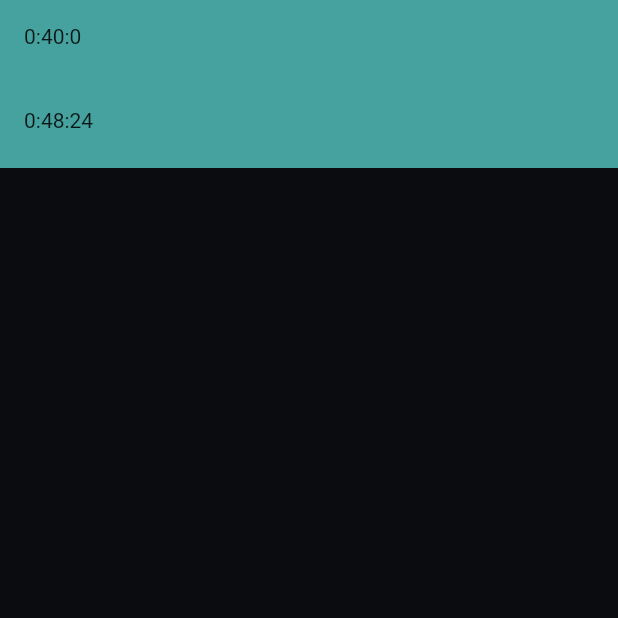
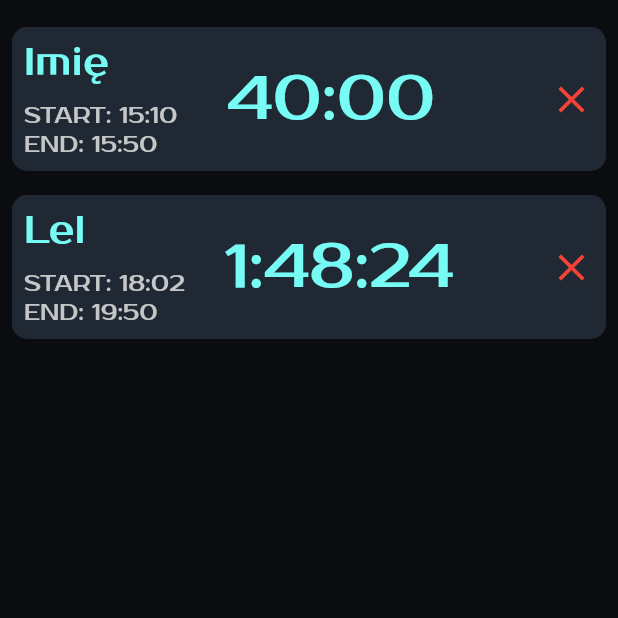
Before and after one commit to Tragikomedia/reminder_app, a Flutter app: the screen it shows after launch, on a phone screen of 412 x 824 dp, the top half of it. Run offline on Flutter 3.47's test engine with Material 2 defaults, Android fonts, the phone set to English and light mode, and no system bars.

Commit message:
Improved the list tile styling.

```diff
--- a/lib/main.dart
+++ b/lib/main.dart
@@ -10,6 +10,9 @@ class MyApp extends StatelessWidget {
   Widget build(BuildContext context) {
     return MaterialApp(
       title: 'Flutter Demo',
+      theme: ThemeData(
+        fontFamily: "ProstoOne"
+      ),
       home: LandingView(),
     );
   }
--- a/lib/utilities/colors.dart
+++ b/lib/utilities/colors.dart
@@ -3,5 +3,5 @@ import 'dart:ui';
 const Color darkerColor = Color(0xFF0B0C10);
 const Color darkColor = Color(0xFF1F2833);
 const Color secondaryColor = Color(0xFFC5C6C7);
-const Color primaryColor = Color(0xFF66FCF1);
+const Color primaryColor = Color(0xFF77FCF5);
 const Color borderColor = Color(0xFF45A29E);
--- /dev/null
+++ b/lib/utilities/enums.dart
@@ -0,0 +1 @@
+enum TimeDiv {hour, minute, second}
--- /dev/null
+++ b/lib/widgets/discard_button.dart
@@ -0,0 +1,19 @@
+import 'package:flutter/material.dart';
+import 'package:reminder_app/utilities/colors.dart';
+
+class DiscardButton extends StatelessWidget {
+  final bool isDone;
+
+  DiscardButton(
+  {@required this.isDone}
+      );
+
+  @override
+  Widget build(BuildContext context) {
+    return Icon(
+      Icons.clear,
+      size: 30.0,
+      color: isDone ? borderColor : Colors.red,
+    );
+  }
+}
--- /dev/null
+++ b/lib/widgets/my_text.dart
@@ -0,0 +1,22 @@
+import 'package:flutter/material.dart';
+import 'package:reminder_app/utilities/colors.dart';
+
+class MyText extends StatelessWidget {
+  final String text;
+  final Color color;
+  final double size;
+
+  MyText({@required this.text, this.color=secondaryColor, this.size=12});
+
+  @override
+  Widget build(BuildContext context) {
+    return Text(
+      text,
+      softWrap: false,
+      style: TextStyle(
+        color: color,
+        fontSize: size,
+      ),
+    );
+  }
+}
--- a/lib/widgets/task_list.dart
+++ b/lib/widgets/task_list.dart
@@ -18,13 +18,17 @@ class _TaskListState extends State<TaskList> {
         name: 'Lel',
         number: 1,
         start: DateTime(2020, 10, 23, 18, 2),
-        end: DateTime(2020, 10, 23, 18, 50, 24))
+        end: DateTime(2020, 10, 23, 19, 50, 24))
   ];
 
   @override
   Widget build(BuildContext context) {
     return ListView.builder(
+      padding: const EdgeInsets.symmetric(vertical: 10.0),
         itemCount: testList.length,
-        itemBuilder: (context, index) => TaskTile(task: testList[index]));
+        itemBuilder: (context, index) => Padding(
+          padding: const EdgeInsets.all(8.0),
+          child: TaskTile(task: testList[index]),
+        ));
   }
 }
--- a/lib/widgets/task_tile.dart
+++ b/lib/widgets/task_tile.dart
@@ -3,6 +3,9 @@ import 'dart:async';
 import 'package:flutter/material.dart';
 import 'package:reminder_app/models/task.dart';
 import 'package:reminder_app/utilities/colors.dart';
+import 'package:reminder_app/utilities/enums.dart';
+import 'package:reminder_app/widgets/discard_button.dart';
+import 'package:reminder_app/widgets/my_text.dart';
 
 class TaskTile extends StatefulWidget {
   final Task task;
@@ -16,29 +19,50 @@ class TaskTile extends StatefulWidget {
 class _TaskTileState extends State<TaskTile> {
   Duration _duration;
   int _timeInSec;
+  bool _isDone = false;
   String _timeToBeShown;
   Timer _timerToStart;
+  Timer _generalTimer;
   Timer _updatingTimer;
 
   _startActualTimers() {
     _updatingTimer = Timer.periodic(Duration(seconds: 1), (timer) {
+      if (mounted) {
+        setState(() {
+          _timeToBeShown = _convertTickToText(timer.tick);
+        });
+      }
+    });
+    _generalTimer = Timer(_duration, () {
+      _updatingTimer.cancel();
       setState(() {
-        _timeToBeShown = _convertTickToText(timer.tick);
+        _isDone = true;
       });
     });
-    Timer(_duration, () {
-      _updatingTimer.cancel();
-    });
+  }
+
+  String _getTextFromTime(int time, TimeDiv type) {
+    switch (type) {
+      case TimeDiv.hour:
+        return time == 0 ? "" : time.toString() + ":";
+      case TimeDiv.minute:
+        return time.toString().padLeft(2, '0') + ":";
+      default:
+        return time.toString().padLeft(2, '0');
+    }
   }
 
   String _convertTickToText(int counter) {
     int diffInSec = _timeInSec - counter;
+    if (diffInSec <= 0) {
+      return "Done";
+    }
     int hours = diffInSec ~/ 3600;
-    diffInSec -= hours*3600;
+    diffInSec -= hours * 3600;
     int minutes = diffInSec ~/ 60;
-    diffInSec -= minutes*60;
+    diffInSec -= minutes * 60;
     int seconds = diffInSec;
-    return hours.toString() + ":" + minutes.toString() + ":" + seconds.toString();
+    return (_getTextFromTime(hours, TimeDiv.hour) + _getTextFromTime(minutes, TimeDiv.minute) + _getTextFromTime(seconds, TimeDiv.second));
   }
 
   @override
@@ -51,9 +75,46 @@ class _TaskTileState extends State<TaskTile> {
   }
 
   @override
+  void dispose() {
+    _timerToStart?.cancel();
+    _updatingTimer?.cancel();
+    _generalTimer?.cancel();
+    super.dispose();
+  }
+
+  @override
   Widget build(BuildContext context) {
-    return ListTile(tileColor: borderColor,
-      leading: Text(_timeToBeShown),
+    return Container(
+      decoration: BoxDecoration(
+        color: darkColor,
+        borderRadius: BorderRadius.all(Radius.circular(10.0)),
+      ),
+      child: Padding(
+        padding: const EdgeInsets.all(8.0),
+        child: Row(
+          mainAxisAlignment: MainAxisAlignment.spaceBetween,
+          children: [
+            Flexible(
+              child: Column(
+                crossAxisAlignment: CrossAxisAlignment.start,
+                children: [
+                  MyText(text: widget.task.name, size: 26, color: primaryColor,),
+                  SizedBox(
+                    height: 10,
+                  ),
+                  MyText(text: "START: " + widget.task.start.hour.toString() +
+                    ":" + widget.task.start.minute.toString().padLeft(2, '0'), size: 15,),
+                  MyText(text: "END: " + widget.task.end.hour.toString() +
+                      ":" + widget.task.end.minute.toString().padLeft(2, '0'), size: 15,),
+                ],
+              ),
+            ),
+            MyText(text: _timeToBeShown, color: primaryColor, size: 40),
+            SizedBox(width: 10,),
+            DiscardButton(isDone: _isDone)
+          ],
+        ),
+      ),
     );
   }
 }
```
Also changed, not shown: pubspec.yaml (+5 -20 lines), fonts/ProstoOne-Regular.ttf (added).
